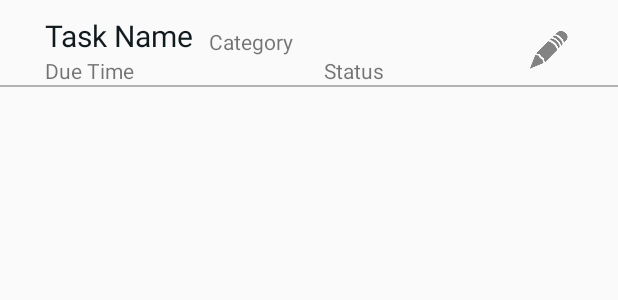
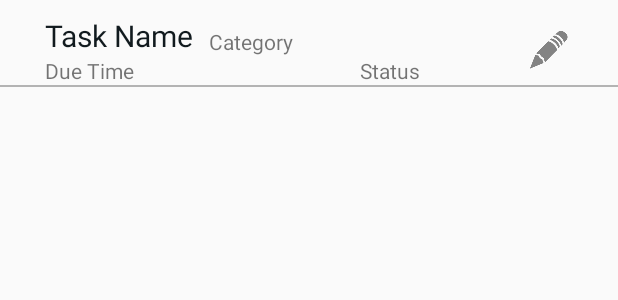
Before and after one commit to DassiShenkar/TasKing, an Android app: the layout tasks_list_item.xml on its own in the app's theme, with its tools: preview values and no code run, on a phone screen of 412 x 824 dp. Shown: the top 300 px of the screen. Run offline under Robolectric (Android 15) with nearby library versions, the phone set to English and light mode, and no system bars.

Commit message:
%$#%#&%#^%$#*^%$*&$^&$%$#^

```diff
--- a/app/src/main/res/layout/tasks_list_item.xml
+++ b/app/src/main/res/layout/tasks_list_item.xml
@@ -65,10 +65,10 @@
             android:textSize="14sp"
             android:text="@string/status"
             android:paddingStart="10dp"
-            android:paddingEnd="10dp"
+            android:paddingEnd="70dp"
             android:textAlignment="textEnd"
-            android:layout_below="@+id/list_item_category"
-            android:layout_toEndOf="@+id/list_item_category" />
+            android:layout_alignBottom="@+id/edit_task_icon"
+            android:layout_toStartOf="@+id/edit_task_icon" />
     </RelativeLayout>
 
     <LinearLayout
```
